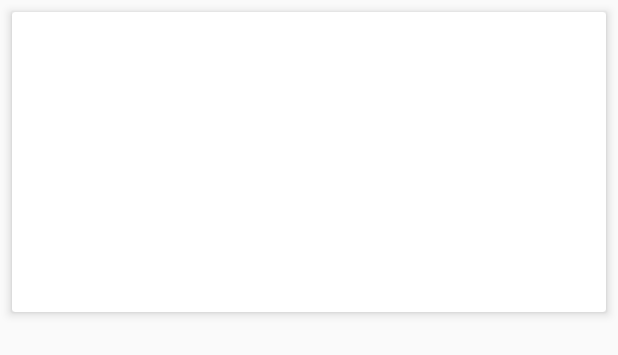
After one commit to rioputroo/brawijaya_apps, an Android app: the layout cart_item.xml on its own in the app's theme, with its tools: preview values and no code run, on a phone screen of 412 x 824 dp. The commit adds this screen. Shown: the top 355 px of the screen. Run offline under Robolectric (Android 15) with nearby library versions, the phone set to English and light mode, and no system bars.

Commit message:
cart process

```diff
--- a/app/src/main/java/com/example/nb_rioputro/brawijaya_apps/DataAdapter.java
+++ b/app/src/main/java/com/example/nb_rioputro/brawijaya_apps/DataAdapter.java
@@ -48,6 +48,7 @@ public class DataAdapter extends RecyclerView.Adapter<DataAdapter.ViewHolder> {
         rupiahFormat = NumberFormat.getInstance(Locale.GERMANY);
         String rupiah = rupiahFormat.format(Double.parseDouble(food.getFoodPrice()));
 
+        final String foodId = food.getFoodId();
         final String foodName = food.getFoodName();
         final String foodPrice = food.getFoodPrice();
         final String foodCategory = food.getFoodCategory();
@@ -63,6 +64,7 @@ public class DataAdapter extends RecyclerView.Adapter<DataAdapter.ViewHolder> {
             @Override
             public void onClick(View view) {
                 Intent detailsIntent = new Intent(view.getContext(), FoodDetailsActivity.class);
+                detailsIntent.putExtra("foodId", foodId);
                 detailsIntent.putExtra("foodName", foodName);
                 detailsIntent.putExtra("foodPrice", foodPrice);
                 detailsIntent.putExtra("foodCategory", foodCategory);
--- a/app/src/main/java/com/example/nb_rioputro/brawijaya_apps/TabHomePatient.java
+++ b/app/src/main/java/com/example/nb_rioputro/brawijaya_apps/TabHomePatient.java
@@ -15,10 +15,12 @@ import android.view.LayoutInflater;
 import android.view.View;
 import android.view.ViewGroup;
 import android.widget.Button;
+import android.widget.TextView;
 
 public class TabHomePatient extends Fragment {
     Button btnFoodOrder, btnLogout;
     String mId;
+
 
     @Override
     public View onCreateView(LayoutInflater inflater, ViewGroup container,
--- /dev/null
+++ b/app/src/main/res/layout/cart_item.xml
@@ -0,0 +1,45 @@
+<?xml version="1.0" encoding="utf-8"?>
+<android.support.constraint.ConstraintLayout xmlns:android="http://schemas.android.com/apk/res/android"
+    xmlns:app="http://schemas.android.com/apk/res-auto"
+    xmlns:tools="http://schemas.android.com/tools"
+    android:layout_width="match_parent"
+    android:layout_height="match_parent">
+
+    <android.support.v7.widget.CardView
+        android:id="@+id/cardRowView"
+        android:layout_width="match_parent"
+        android:layout_height="200dp"
+        android:layout_marginEnd="8dp"
+        android:layout_marginStart="8dp"
+        android:layout_marginTop="8dp"
+        android:padding="8dp"
+        app:cardCornerRadius="2dp"
+        app:cardElevation="4dp"
+        app:layout_constraintEnd_toEndOf="parent"
+        app:layout_constraintStart_toStartOf="parent"
+        app:layout_constraintTop_toTopOf="parent">
+
+        <android.support.constraint.ConstraintLayout
+            android:layout_width="match_parent"
+            android:layout_height="match_parent"
+            app:layout_constraintBottom_toTopOf="@+id/food_price"
+            app:layout_constraintTop_toTopOf="@+id/food_price">
+
+
+            <TextView
+                android:id="@+id/tvTest"
+                android:layout_width="wrap_content"
+                android:layout_height="wrap_content"
+                android:layout_marginBottom="8dp"
+                android:layout_marginEnd="8dp"
+                android:layout_marginStart="8dp"
+                android:layout_marginTop="8dp"
+                app:layout_constraintBottom_toBottomOf="parent"
+                app:layout_constraintEnd_toEndOf="parent"
+                app:layout_constraintStart_toStartOf="parent"
+                app:layout_constraintTop_toTopOf="parent" />
+        </android.support.constraint.ConstraintLayout>
+
+    </android.support.v7.widget.CardView>
+
+</android.support.constraint.ConstraintLayout>
--- a/app/src/main/res/layout/tab_options_patient.xml
+++ b/app/src/main/res/layout/tab_options_patient.xml
@@ -5,6 +5,12 @@
     android:layout_width="match_parent"
     android:layout_height="match_parent">
 
+    <android.support.v7.widget.RecyclerView
+        android:id="@+id/recycler_cart"
+        android:layout_width="match_parent"
+        android:layout_height="match_parent"
+        android:scrollbars="vertical">
 
+    </android.support.v7.widget.RecyclerView>
 
 </android.support.constraint.ConstraintLayout>
```
Also changed, not shown: app/src/main/java/com/example/nb_rioputro/brawijaya_apps/Cart.java (+92 -0 lines), app/src/main/java/com/example/nb_rioputro/brawijaya_apps/CartAdapter.java (added, +58 -0 lines), app/src/main/java/com/example/nb_rioputro/brawijaya_apps/FoodDetailsActivity.java (+11 -4 lines), app/src/main/java/com/example/nb_rioputro/brawijaya_apps/TabOptionsPatient.java (+20 -1 lines).
